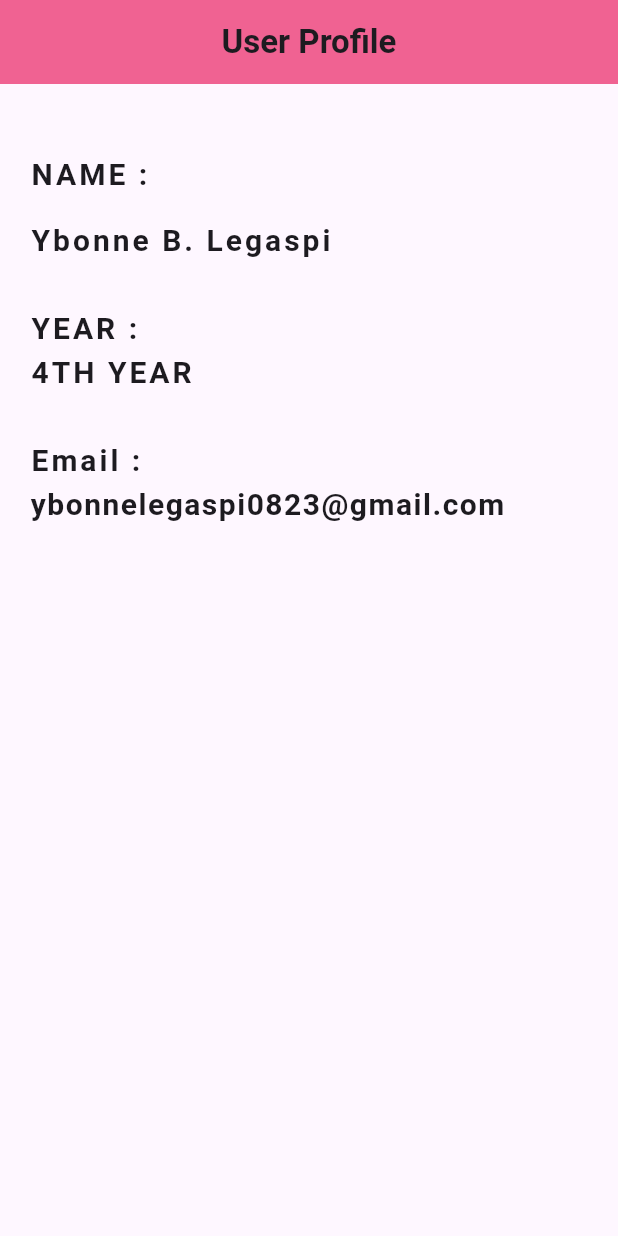
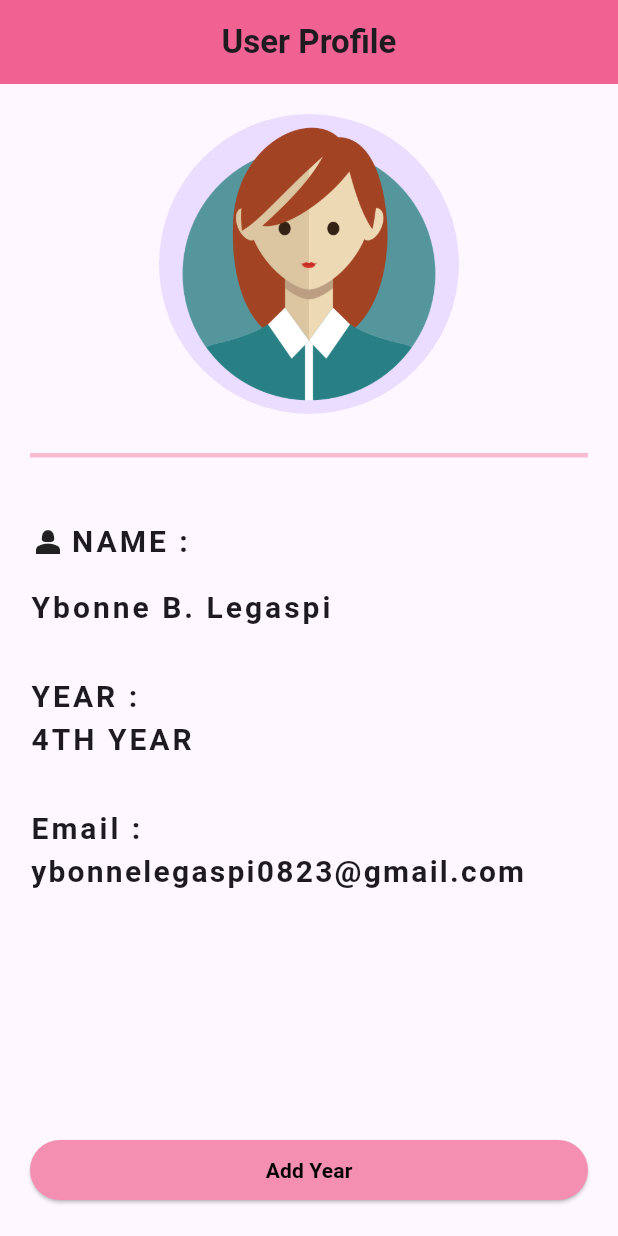
Before and after one commit to Ybonne05/creamline, a Flutter app: the screen it shows after launch, on a phone screen of 412 x 824 dp. Run offline on Flutter 3.47's test engine with Material 3 defaults, Android fonts, the phone set to English and light mode, and no system bars.

Commit message:
user profile

```diff
--- /dev/null
+++ b/lib/Home.dart
@@ -0,0 +1,118 @@
+import 'package:flutter/material.dart';
+
+class Home extends StatelessWidget {
+  const Home({super.key});
+
+  @override
+  Widget build(BuildContext context) {
+    return Scaffold  (
+      appBar: AppBar(
+        title: Text('User Profile',
+          style: TextStyle(
+            fontWeight: FontWeight.bold,
+          ),
+        ),
+        backgroundColor: Colors.pink[300],
+        centerTitle: true,
+      ),
+      body: Padding(
+        padding: EdgeInsets.all(20.0),
+        child: Column(
+          mainAxisAlignment: MainAxisAlignment.spaceBetween,
+          children: <Widget> [
+            Column(
+              crossAxisAlignment: CrossAxisAlignment.start,
+              children: <Widget>[
+                Center(
+                  child: CircleAvatar(
+                    child: Image.asset('assets/female.png'),
+                    radius: 100.0,
+                  ),
+                ),
+                Divider(
+                  height: 55.0,
+                  color: Colors.pink[100],
+                  thickness: 3.0,
+                ),
+                Row(
+                  children: [
+                    Icon(Icons.person_2),
+                    SizedBox(width: 3.0,),
+                    Text(
+                      'NAME :',
+                      style: TextStyle(
+                        fontSize: 20.0,
+                        fontWeight: FontWeight.bold,
+                        letterSpacing: 2.0,
+                        height: 3.0,
+                      ),
+                    ),
+                  ],
+                ),
+                Text(
+                  'Ybonne B. Legaspi',
+                  style: TextStyle(
+                    fontSize: 20.0,
+                    fontWeight: FontWeight.bold,
+                    letterSpacing: 2.0,
+                  ),
+                ),
+                SizedBox(height: 30.0,),
+                Text(
+                  'YEAR :',
+                  style: TextStyle(
+                    fontSize: 20.0,
+                    fontWeight: FontWeight.bold,
+                    letterSpacing: 2.0,
+                  ),
+                ),
+                Text(
+                  '4TH YEAR',
+                  style: TextStyle(
+                    fontSize: 20.0,
+                    fontWeight: FontWeight.bold,
+                    letterSpacing: 2.0,
+                  ),
+                ),
+                SizedBox(height: 30.0,),
+                Text(
+                  'Email :',
+                  style: TextStyle(
+                    fontSize: 20.0,
+                    fontWeight: FontWeight.bold,
+                    letterSpacing: 2.0,
+                  ),
+                ),
+                Text(
+                  'ybonnelegaspi0823@gmail.com',
+                  style: TextStyle(
+                    fontSize: 20.0,
+                    fontWeight: FontWeight.bold,
+                    letterSpacing: 1.5,
+                  ),
+                ),
+              ],
+            ),
+            Column(
+              crossAxisAlignment: CrossAxisAlignment.stretch,
+              children: [
+                ElevatedButton(
+                  onPressed: (){},
+                  child: Text('Add Year',
+                    style: TextStyle(
+                    color: Colors.black,
+                    fontWeight: FontWeight.bold,
+                    ),
+                  ),
+                  style: ButtonStyle(
+                    backgroundColor: WidgetStateProperty.all(Colors.pink[200]),
+                  ),
+                ),
+              ],
+            ),
+          ],
+        ),
+      ),
+    );
+  }
+}
--- a/lib/main.dart
+++ b/lib/main.dart
@@ -1,76 +1,7 @@
 import 'package:flutter/material.dart';
 
+import 'package:flutterapps/Home.dart';
+
 void main() => runApp(MaterialApp(
-    home:Scaffold  (
-     appBar: AppBar(
-       title: Text('User Profile',
-         style: TextStyle(
-         fontWeight: FontWeight.bold,
-         ),
-       ),
-       backgroundColor: Colors.pink[300],
-       centerTitle: true,
-     ),
-      body: Padding(
-          padding: EdgeInsets.all(20.0),
-          child: Column(
-            crossAxisAlignment: CrossAxisAlignment.start,
-            children: <Widget>[
-              SizedBox(height: 10.0,),
-              Text(
-                'NAME :',
-                style: TextStyle(
-                  fontSize: 20.0,
-                  fontWeight: FontWeight.bold,
-                  letterSpacing: 2.0,
-                  height: 3.0,
-                ),
-              ),
-              Text(
-                'Ybonne B. Legaspi',
-                style: TextStyle(
-                  fontSize: 20.0,
-                  fontWeight: FontWeight.bold,
-                  letterSpacing: 2.0,
-                ),
-              ),
-              SizedBox(height: 30.0,),
-              Text(
-                'YEAR :',
-                style: TextStyle(
-                  fontSize: 20.0,
-                  fontWeight: FontWeight.bold,
-                  letterSpacing: 2.0,
-                ),
-              ),
-              Text(
-                '4TH YEAR',
-                style: TextStyle(
-                  fontSize: 20.0,
-                  fontWeight: FontWeight.bold,
-                  letterSpacing: 2.0,
-                ),
-              ),
-              SizedBox(height: 30.0,),
-              Text(
-                'Email :',
-                style: TextStyle(
-                  fontSize: 20.0,
-                  fontWeight: FontWeight.bold,
-                  letterSpacing: 2.0,
-                ),
-              ),
-              Text(
-                'ybonnelegaspi0823@gmail.com',
-                style: TextStyle(
-                  fontSize: 20.0,
-                  fontWeight: FontWeight.bold,
-                  letterSpacing: 1.0,
-                ),
-              ),
-            ],
-        ),
-      ),
-    ),
-  ),
-);
+    home:Home(),
+  ));
--- a/pubspec.yaml
+++ b/pubspec.yaml
@@ -59,8 +59,8 @@ flutter:
   uses-material-design: true
 
   # To add assets to your application, add an assets section, like this:
-  # assets:
-  #   - images/a_dot_burr.jpeg
+  assets:
+   - assets/
   #   - images/a_dot_ham.jpeg
 
   # An image asset can refer to one or more resolution-specific "variants", see
```
Also changed, not shown: assets/female.png (added).
